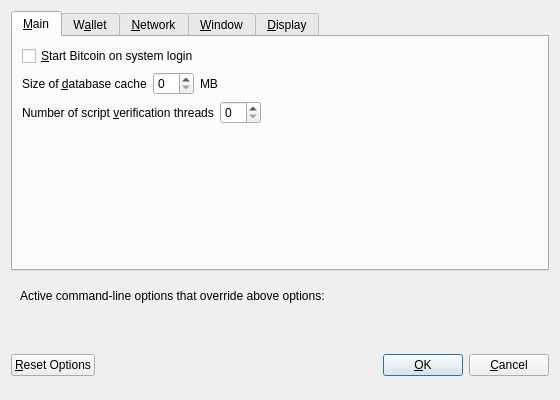
First picture: the form in src/qt/forms/optionsdialog.ui, repository Milanisius/cornellieis, before the edit.
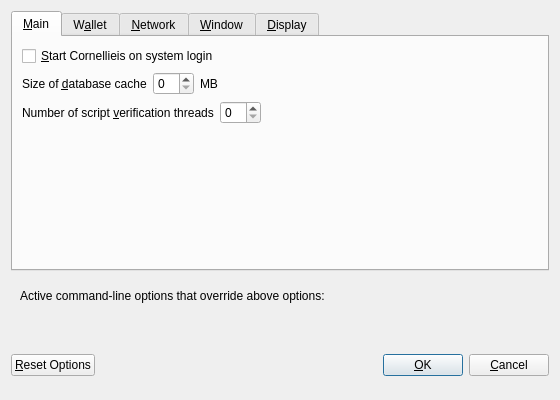
Second picture: the form after the edit. Custom widgets are drawn as their Qt base class.

Commit message: First set of changes to cornellieis

```diff
--- a/src/qt/forms/optionsdialog.ui
+++ b/src/qt/forms/optionsdialog.ui
@@ -33,7 +33,7 @@
           <string>Automatically start Bitcoin after logging in to the system.</string>
          </property>
          <property name="text">
-          <string>&amp;Start Bitcoin on system login</string>
+          <string>&amp;Start Cornellieis on system login</string>
          </property>
         </widget>
        </item>
```
Left out of the diff: 18 changed lines with no effect on the pictures. The commit also changes 587 other files.
